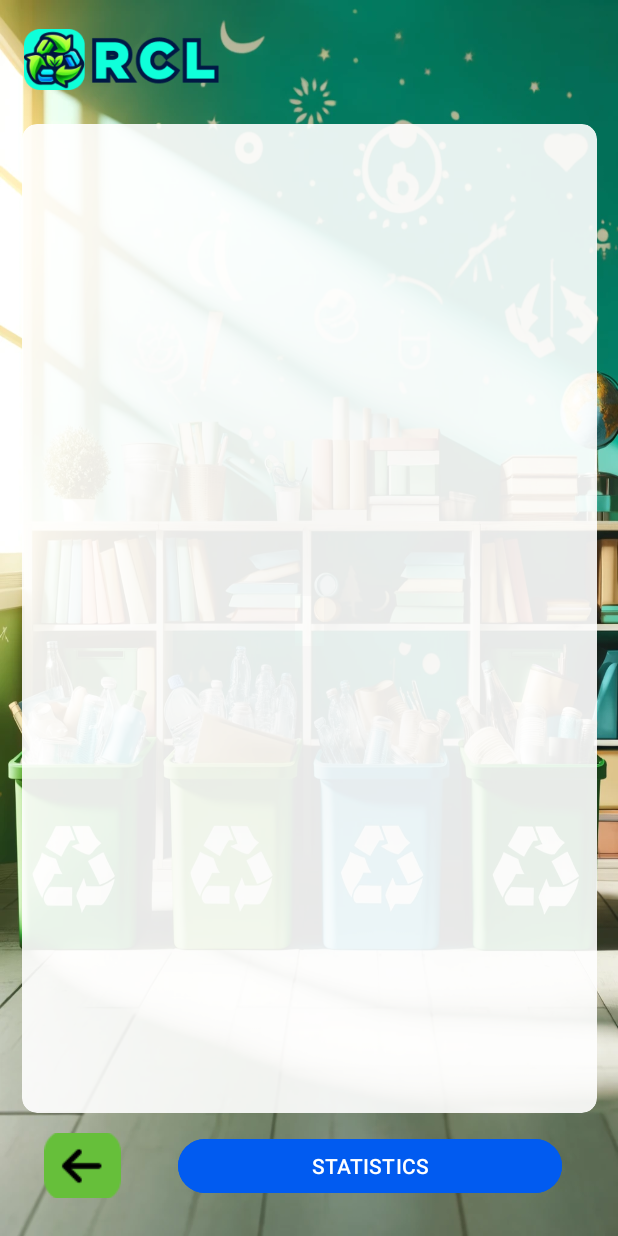
After one commit to CodeBrosLab/RCL-App, an Android app: the layout admin_open_requests.xml on its own in the app's theme, with its tools: preview values and no code run, on a phone screen of 412 x 824 dp. The commit adds this screen. Run offline under Robolectric (Android 15) with nearby library versions, the phone set to English and light mode, and no system bars.

Commit message:
added open request page

```diff
--- /dev/null
+++ b/frontend/app/src/main/res/layout/admin_open_requests.xml
@@ -0,0 +1,61 @@
+<?xml version="1.0" encoding="utf-8"?>
+<androidx.constraintlayout.widget.ConstraintLayout xmlns:android="http://schemas.android.com/apk/res/android"
+    xmlns:tools="http://schemas.android.com/tools"
+    android:layout_width="match_parent"
+    android:layout_height="match_parent"
+    xmlns:app="http://schemas.android.com/apk/res-auto"
+    android:background="@drawable/recycling_image">
+
+    <androidx.cardview.widget.CardView
+        android:id="@+id/cardView"
+        android:layout_width="383dp"
+        android:layout_height="659dp"
+        android:backgroundTint="@color/white_transparent"
+        app:cardCornerRadius="10dp"
+        app:layout_constraintBottom_toBottomOf="parent"
+        app:layout_constraintEnd_toEndOf="parent"
+        app:layout_constraintStart_toStartOf="parent"
+        app:layout_constraintTop_toTopOf="parent">
+
+    </androidx.cardview.widget.CardView>
+
+    <ImageButton
+        android:id="@+id/backBtn"
+        android:layout_width="53dp"
+        android:layout_height="43dp"
+        app:layout_constraintBottom_toBottomOf="parent"
+        app:layout_constraintEnd_toEndOf="parent"
+        app:layout_constraintHorizontal_bias="0.078"
+        app:layout_constraintStart_toStartOf="parent"
+        app:layout_constraintTop_toBottomOf="@+id/cardView"
+        app:layout_constraintVertical_bias="0.344"
+        app:srcCompat="@drawable/back_btn" />
+
+    <ImageView
+        android:id="@+id/imageView"
+        android:layout_width="130dp"
+        android:layout_height="43dp"
+        android:src="@drawable/rcl_logo_header"
+        app:layout_constraintBottom_toBottomOf="parent"
+        app:layout_constraintEnd_toEndOf="parent"
+        app:layout_constraintHorizontal_bias="0.056"
+        app:layout_constraintStart_toStartOf="parent"
+        app:layout_constraintTop_toTopOf="parent"
+        app:layout_constraintVertical_bias="0.023">
+
+    </ImageView>
+
+    <Button
+        android:id="@+id/statsBtn"
+        android:layout_width="256dp"
+        android:layout_height="44dp"
+        android:backgroundTint="@color/blue"
+        android:text="@string/statistics"
+        app:layout_constraintBottom_toBottomOf="parent"
+        app:layout_constraintEnd_toEndOf="parent"
+        app:layout_constraintStart_toEndOf="@+id/backBtn"
+        app:layout_constraintTop_toBottomOf="@+id/cardView"
+        app:layout_constraintVertical_bias="0.35" />
+
+
+</androidx.constraintlayout.widget.ConstraintLayout>
--- a/frontend/app/src/main/res/values/strings.xml
+++ b/frontend/app/src/main/res/values/strings.xml
@@ -10,6 +10,7 @@
     <string name="r_password">Repeat Password</string>
 
     <string name="rewards">Your Rewards</string>
+    <string name="requests">REQUESTS</string>
 
     <string name="quantity">Quantity</string>
     <string name="amountHint">Amount</string>
@@ -24,4 +25,5 @@
     <string name="recycleBtnTxt">SUBMIT</string>
 
     <string name="credits">Tzialidis - Zhuang - Hadjiantonis - Moschou</string>
+    <string name="statistics">STATISTICS</string>
 </resources>
```
